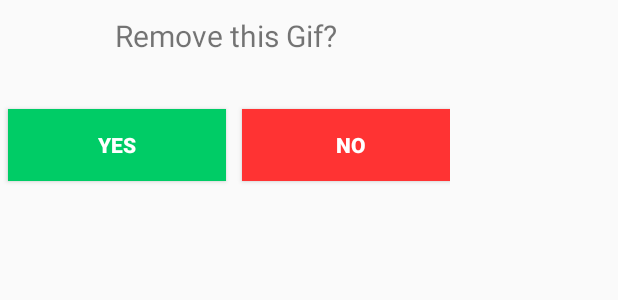
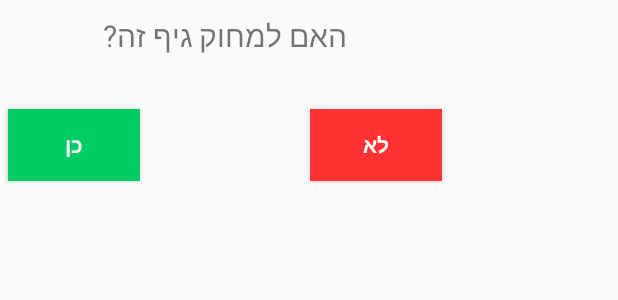
Before and after one commit to AviadKlein10/GifCamera, an Android app: the layout alert_dialog_delete.xml on its own in the app's theme, with its tools: preview values and no code run, on a phone screen of 412 x 824 dp. Shown: the top 300 px of the screen. Run offline under Robolectric (Android 15) with nearby library versions, the phone set to English and light mode, and no system bars.

Commit message:
fix 22/10

```diff
--- a/app/src/main/java/avivaviad/gifcamera/custom/dialog/DialogFragmentDelete.java
+++ b/app/src/main/java/avivaviad/gifcamera/custom/dialog/DialogFragmentDelete.java
@@ -61,7 +61,7 @@ public class DialogFragmentDelete extends DialogFragment {
             //---gets the calling activity---
             YesNoDialogListener activity = (YesNoDialogListener) getActivity();
             boolean state =
-                    ((Button) v).getText().toString().equals("כן") ? true : false;
+                    ((Button) v).getText().toString().equals("כן");
             activity.onFinishYesNoDialog(state,position);
             //---dismiss the alert---
             dismiss();
--- a/app/src/main/res/layout/alert_dialog_delete.xml
+++ b/app/src/main/res/layout/alert_dialog_delete.xml
@@ -11,7 +11,7 @@
         android:padding="10dp"
         android:text="@string/delete_gif_message"
         android:textSize="20dp"/>
-    <LinearLayout
+    <RelativeLayout
         android:layout_width="300dp"
         android:layout_height="wrap_content"
         android:layout_gravity="center"
@@ -20,22 +20,25 @@
 
         <Button
             android:id="@+id/btnYes"
-            android:layout_width="145dp"
+            android:layout_width="wrap_content"
             android:layout_height="wrap_content"
-            android:text="yes"
+            android:layout_alignParentLeft="true"
+            android:layout_margin="5dp"
             android:background="#00CC66"
+            android:text="כן"
             android:textColor="#fff"
-            android:textStyle="bold"
-            android:layout_margin="5dp"/>
+            android:textStyle="bold" />
+
 
         <Button
             android:id="@+id/btnNo"
-            android:layout_width="145dp"
+            android:layout_width="wrap_content"
             android:layout_height="wrap_content"
-            android:text="no"
+            android:layout_alignParentRight="true"
+            android:layout_margin="5dp"
             android:background="#FF3333"
+            android:text="לא"
             android:textColor="#fff"
-            android:textStyle="bold"
-            android:layout_margin="5dp" />
-    </LinearLayout>
+            android:textStyle="bold" />
+    </RelativeLayout>
 </LinearLayout>
--- a/app/src/main/res/layout/start_main.xml
+++ b/app/src/main/res/layout/start_main.xml
@@ -12,9 +12,10 @@
         android:background="#00000000"/>
 
     <ImageView
-        android:layout_width="match_parent"
+        android:layout_width="wrap_content"
         android:layout_height="wrap_content"
-        android:background="@drawable/gif_bg_2"/>
+        android:background="@drawable/gif_bg_2"
+        android:layout_centerHorizontal="true"/>
     <ImageView
         android:layout_width="wrap_content"
         android:layout_height="wrap_content"
--- a/app/src/main/res/values/strings.xml
+++ b/app/src/main/res/values/strings.xml
@@ -3,5 +3,5 @@
     <string name="title_activity_main2">Main2Activity</string>
     <string name="enter_event_name">Enter evnet name</string>
     <string name="no_results">No Results</string>
-    <string name="delete_gif_message">Remove this Gif?</string>
+    <string name="delete_gif_message">האם למחוק גיף זה?</string>
 </resources>
```
Also changed, not shown: app/src/main/java/avivaviad/gifcamera/view/activity/GifGalleryActivity.java (+5 -4 lines).
